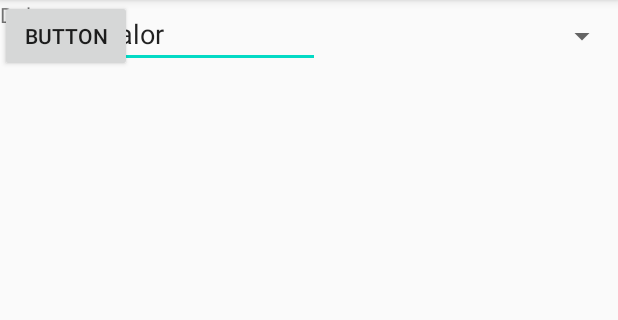
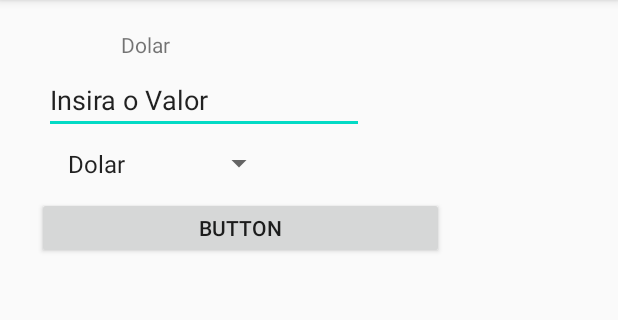
Before and after one commit to joaopretto/CubasAndroid, an Android app: the screen it shows after launch (MainActivity), on a phone screen of 412 x 824 dp, the part 84-404 px from its top. Run offline under Robolectric (Android 15) with nearby library versions, the phone set to English and light mode, and no system bars.

Commit message:
AndroidCotado

```diff
--- a/AndroidCotado/app/src/main/res/layout/activity_main.xml
+++ b/AndroidCotado/app/src/main/res/layout/activity_main.xml
@@ -10,33 +10,64 @@
         android:id="@+id/valor"
         android:layout_width="wrap_content"
         android:layout_height="wrap_content"
+        android:layout_marginStart="30dp"
+        android:layout_marginLeft="30dp"
+        android:layout_marginTop="1dp"
+        android:layout_marginEnd="170dp"
+        android:layout_marginRight="170dp"
+        android:layout_marginBottom="1dp"
         android:ems="10"
         android:inputType="textPersonName"
         android:text="Insira o Valor"
-        tools:layout_editor_absoluteX="99dp"
-        tools:layout_editor_absoluteY="243dp" />
+        app:layout_constraintBottom_toTopOf="@+id/spinner"
+        app:layout_constraintEnd_toEndOf="parent"
+        app:layout_constraintStart_toStartOf="parent"
+        app:layout_constraintTop_toBottomOf="@+id/textView" />
 
     <Button
         android:id="@+id/botao"
-        android:layout_width="wrap_content"
-        android:layout_height="wrap_content"
+        android:layout_width="271dp"
+        android:layout_height="41dp"
+        android:layout_marginStart="70dp"
+        android:layout_marginLeft="70dp"
+        android:layout_marginTop="5dp"
+        android:layout_marginEnd="162dp"
+        android:layout_marginRight="162dp"
         android:text="Button"
-        tools:layout_editor_absoluteX="161dp"
-        tools:layout_editor_absoluteY="604dp" />
+        app:layout_constraintEnd_toEndOf="parent"
+        app:layout_constraintStart_toStartOf="parent"
+        app:layout_constraintTop_toBottomOf="@+id/spinner" />
 
     <Spinner
         android:id="@+id/spinner"
-        android:layout_width="409dp"
-        android:layout_height="wrap_content"
+        android:layout_width="154dp"
+        android:layout_height="34dp"
+        android:layout_marginStart="30dp"
+        android:layout_marginLeft="30dp"
+        android:layout_marginTop="1dp"
+        android:layout_marginEnd="230dp"
+        android:layout_marginRight="230dp"
+        android:layout_marginBottom="167dp"
+        app:layout_constraintBottom_toTopOf="@+id/botao"
         app:layout_constraintEnd_toEndOf="parent"
-        tools:layout_editor_absoluteY="308dp" />
+        app:layout_constraintStart_toStartOf="parent"
+        app:layout_constraintTop_toBottomOf="@+id/valor" />
 
     <TextView
         android:id="@+id/textView"
         android:layout_width="wrap_content"
         android:layout_height="wrap_content"
+        android:layout_marginStart="30dp"
+        android:layout_marginLeft="30dp"
+        android:layout_marginTop="20dp"
+        android:layout_marginEnd="250dp"
+        android:layout_marginRight="250dp"
+        android:layout_marginBottom="3dp"
         android:text="Instira o Valor abaixo"
-        tools:layout_editor_absoluteX="127dp"
-        tools:layout_editor_absoluteY="164dp" />
+        app:layout_constraintBottom_toTopOf="@+id/valor"
+        app:layout_constraintEnd_toEndOf="parent"
+        app:layout_constraintHorizontal_bias="0.508"
+        app:layout_constraintStart_toStartOf="parent"
+        app:layout_constraintTop_toTopOf="parent" />
 
 </androidx.constraintlayout.widget.ConstraintLayout>
```
Also changed, not shown: AndroidCotado/app/src/main/res/layout/activity_resultado2.xml (+20 -4 lines).
